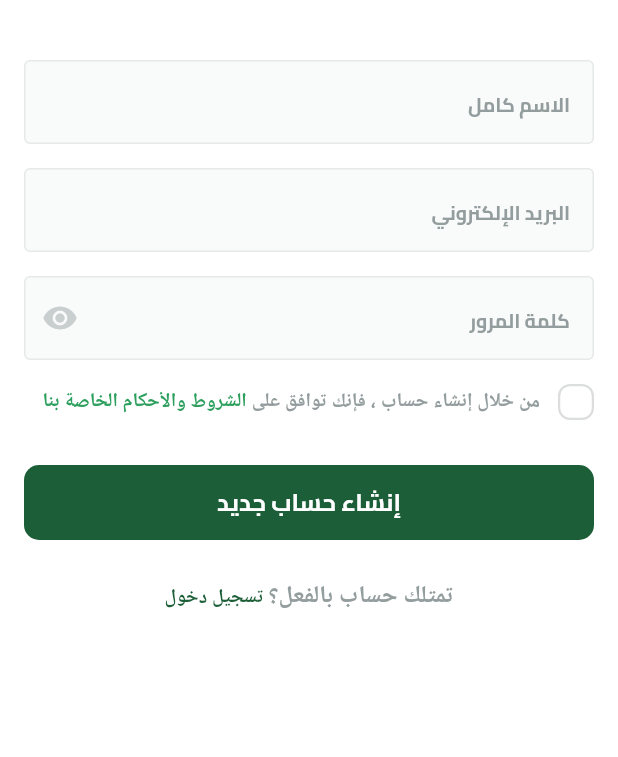
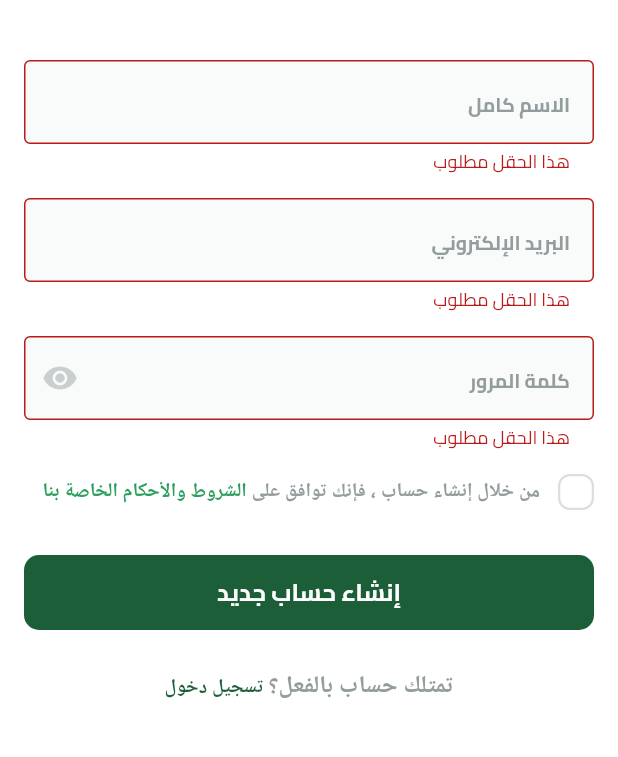
Before and after one commit to Eng-Mosad-99/Fruit-Hub, a Flutter app: the SignUpView screen opened by its route, after a tap on "إنشاء حساب جديد", on a phone screen of 412 x 824 dp, the part 60-817 px from its top. Run offline on Flutter 3.47's test engine with Material 3 defaults, Android fonts, the phone set to English and light mode, and no system bars; drawn by our look-alikes of modal_progress_hud_nsn; our stand-ins replace bloc, dartz, dots_indicator, firebase_auth, firebase_core, flutter_bloc and 2 more; missing offline and left inert: svg_flutter; accounts and stored records are empty.

Commit message:
finish trigger sign up cubit

```diff
--- a/lib/core/widgets/custom_text_field.dart
+++ b/lib/core/widgets/custom_text_field.dart
@@ -3,13 +3,21 @@ import 'package:fruit_hub/core/utils/app_text_styles.dart';
 
 class CustomTextField extends StatelessWidget {
   const CustomTextField(
-      {super.key, required this.hintText,required this.textInputType, this.suffixIcon});
+      {super.key, required this.hintText,required this.textInputType, this.suffixIcon, this.onSaved});
   final String hintText;
   final TextInputType textInputType;
   final Widget? suffixIcon;
+  final void Function(String?)? onSaved;
   @override
   Widget build(BuildContext context) {
     return TextFormField(
+      onSaved: onSaved,
+      validator: (value) {
+        if(value == null || value.isEmpty){
+          return 'هذا الحقل مطلوب';
+        }
+        return null;
+      },
       keyboardType: textInputType,
       decoration: InputDecoration(
         hintText: hintText,
--- a/lib/features/auth/data/repo/auth_repo_impl.dart
+++ b/lib/features/auth/data/repo/auth_repo_impl.dart
@@ -27,7 +27,7 @@ class AuthRepoImpl extends AuthRepo {
     } catch (e) {
       return left(
         const ServerFailure(
-          'An Error Occurred.Please try again later.',
+          'لقد حدث خطأ ما يرجي المحاولة مرة اخري',
         ),
       );
     }
--- a/lib/features/auth/presentation/views/sign_up_view.dart
+++ b/lib/features/auth/presentation/views/sign_up_view.dart
@@ -4,8 +4,6 @@ import 'package:fruit_hub/core/services/get_it_service.dart';
 import 'package:fruit_hub/core/widgets/custom_app_bar.dart';
 import 'package:fruit_hub/features/auth/domain/repos/auth_repo.dart';
 import 'package:fruit_hub/features/auth/presentation/manager/sign_up_cubit/sign_up_cubit.dart';
-
-import 'widgets/sign_up_view_body.dart';
 import 'widgets/sign_up_view_body_bloc_consumer.dart';
 
 class SignUpView extends StatelessWidget {
--- a/lib/features/auth/presentation/views/widgets/sign_up_view_body.dart
+++ b/lib/features/auth/presentation/views/widgets/sign_up_view_body.dart
@@ -1,41 +1,62 @@
 import 'package:flutter/material.dart';
+import 'package:flutter_bloc/flutter_bloc.dart';
 import 'package:fruit_hub/core/widgets/custom_button.dart';
 import 'package:fruit_hub/core/widgets/custom_text_field.dart';
+import 'package:fruit_hub/features/auth/presentation/manager/sign_up_cubit/sign_up_cubit.dart';
 import 'package:fruit_hub/features/auth/presentation/views/widgets/terms_and_conditions.dart';
 import '../../../../../constants.dart';
 import 'have_an_Account.dart';
 
-class SignUpViewBody extends StatelessWidget {
+class SignUpViewBody extends StatefulWidget {
   const SignUpViewBody({super.key});
+
+  @override
+  State<SignUpViewBody> createState() => _SignUpViewBodyState();
+}
+
+class _SignUpViewBodyState extends State<SignUpViewBody> {
+  final GlobalKey<FormState> formKey = GlobalKey<FormState>();
+  AutovalidateMode autovalidateMode = AutovalidateMode.disabled;
+  late String name, email, password;
 
   @override
   Widget build(BuildContext context) {
     return Padding(
       padding: const EdgeInsets.symmetric(horizontal: kHorizontalPadding),
       child: SingleChildScrollView(
+        child: Form(
+          key: formKey,
           child: Column(
             children: <Widget>[
               const SizedBox(
                 height: 24,
               ),
-            const CustomTextField(
+              CustomTextField(
                 hintText: 'الاسم كامل',
+                onSaved: (nameValue) {
+                  name = nameValue!;
+                },
                 textInputType: TextInputType.name,
               ),
               const SizedBox(
                 height: 16,
               ),
-            const CustomTextField(
+              CustomTextField(
                   hintText: 'البريد الإلكتروني',
                   textInputType: TextInputType.emailAddress,
-            ),
+                  onSaved: (emailValue) {
+                    email = emailValue!;
+                  }),
               const SizedBox(
                 height: 16,
               ),
-            const CustomTextField(
+              CustomTextField(
                 hintText: 'كلمة المرور',
                 textInputType: TextInputType.visiblePassword,
-              suffixIcon: Icon(
+                onSaved: (passwordValue) {
+                  password = passwordValue!;
+                },
+                suffixIcon: const Icon(
                   Icons.remove_red_eye,
                   color: Color(0xffC9CECF),
                 ),
@@ -49,14 +70,25 @@ class SignUpViewBody extends StatelessWidget {
               ),
               CustomButtons(
                 text: 'إنشاء حساب جديد',
-              onPressed: () {},
-            ),const SizedBox(
+                onPressed: () {
+                  if (formKey.currentState!.validate()) {
+                    formKey.currentState!.save();
+                    context
+                        .read<SignUpCubit>()
+                        .createUserWithEmailAndPassword(name, email, password);
+                  } else {
+                    autovalidateMode = AutovalidateMode.always;
+                  }
+                },
+              ),
+              const SizedBox(
                 height: 25,
               ),
               const HaveAnAccount(),
             ],
           ),
         ),
+      ),
     );
   }
 }
--- a/lib/features/auth/presentation/views/widgets/sign_up_view_body_bloc_consumer.dart
+++ b/lib/features/auth/presentation/views/widgets/sign_up_view_body_bloc_consumer.dart
@@ -1,6 +1,7 @@
-
 import 'package:flutter/material.dart';
 import 'package:flutter_bloc/flutter_bloc.dart';
+import 'package:modal_progress_hud_nsn/modal_progress_hud_nsn.dart';
+import '../../../../../core/helper_functions/build_error_bar.dart';
 import '../../manager/sign_up_cubit/sign_up_cubit.dart';
 import 'sign_up_view_body.dart';
 
@@ -12,9 +13,17 @@ class SignUpViewBodyBlocConsumer extends StatelessWidget {
   @override
   Widget build(BuildContext context) {
     return BlocConsumer<SignUpCubit, SignUpState>(
-      listener: (context, state) {},
+      listener: (context, state) {
+        if (state is SignUpSuccess) {}
+        if (state is SignUpError) {
+          buildErrorBar(context, state.message);
+        }
+      },
       builder: (context, state) {
-        return const SignUpViewBody();
+        return ModalProgressHUD(
+          inAsyncCall: state is SignUpLoading ? true : false,
+          child: const SignUpViewBody(),
+        );
       },
     );
   }
--- a/lib/main.dart
+++ b/lib/main.dart
@@ -1,5 +1,6 @@
 import 'package:firebase_core/firebase_core.dart';
 import 'package:flutter/material.dart';
+import 'package:flutter_bloc/flutter_bloc.dart';
 import 'package:flutter_localizations/flutter_localizations.dart';
 import 'package:fruit_hub/core/helper_functions/on_generate_routes.dart';
 import 'package:fruit_hub/core/services/get_it_service.dart';
@@ -7,16 +8,18 @@ import 'package:fruit_hub/core/utils/app_colors.dart';
 import 'package:fruit_hub/features/splash/presentation/views/splash_view.dart';
 import 'package:fruit_hub/firebase_options.dart';
 
+import 'core/helper_functions/my_bloc_observer.dart';
 import 'core/services/shared_preferences_singleton.dart';
 import 'generated/l10n.dart';
 
 void main() async {
   WidgetsFlutterBinding.ensureInitialized();
-  setupGetIt();
   await Firebase.initializeApp(
     options: DefaultFirebaseOptions.currentPlatform,
   );
   await PrefsSingleton.init();
+  setupGetIt();
+  Bloc.observer =  MyBlocObserver();
   runApp(const FruitHub());
 }
 
--- a/pubspec.yaml
+++ b/pubspec.yaml
@@ -42,6 +42,7 @@ dependencies:
   firebase_auth: ^4.17.8
   flutter_bloc: ^9.1.1
   get_it: ^8.2.0
+  modal_progress_hud_nsn: ^0.5.1
 
 dev_dependencies:
   flutter_test:
```
Also changed, not shown: lib/core/helper_functions/build_error_bar.dart (added, +10 -0 lines), lib/core/helper_functions/my_bloc_observer.dart (added, +29 -0 lines), lib/core/services/firebase_auth_service.dart (+7 -3 lines), pubspec.lock, 1 other file. Lines whose indentation alone changed are shown as unchanged.
